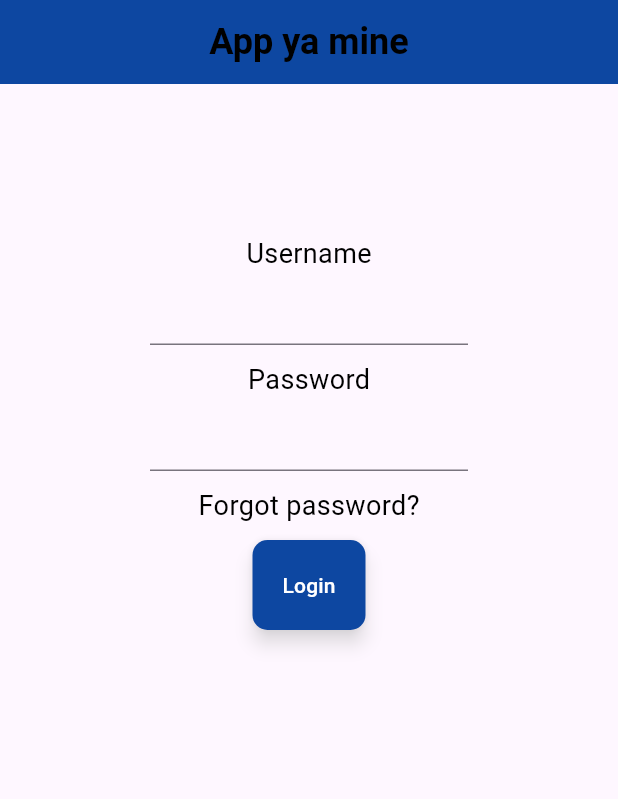
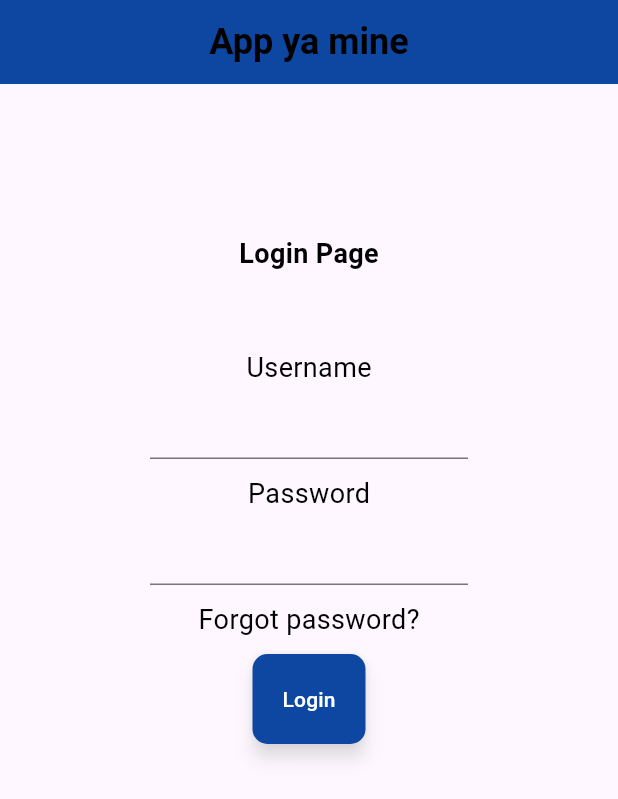
Before and after one commit to eiidoubleyuwes/nimeku-dart-a, a Flutter app: the screen it shows after launch, on a phone screen of 412 x 824 dp. Shown: the top 799 px of the screen. Run offline on Flutter 3.47's test engine with Material 3 defaults, Android fonts, the phone set to English and light mode, and no system bars.

Commit message:
Feat:Added more styling
This is because I have re added the Login page widget

```diff
--- a/myapp_flutter/lib/main.dart
+++ b/myapp_flutter/lib/main.dart
@@ -37,6 +37,11 @@ class Home extends StatelessWidget {
         // crossAxisAlignment: CrossAxisAlignment.center,
         children: [
           //Created a widget for the text
+          customText("Login Screen", label: 'Login Page', fontSize: 34.0 ,fontWeight: FontWeight.bold,),
+          SizedBox(
+              height: 50.0,
+            ),
+
           customText("Username", label: 'Username', fontSize: 18.0,),
           CustomTextWidget("Username", label: 'Username',),
           SizedBox(
```
